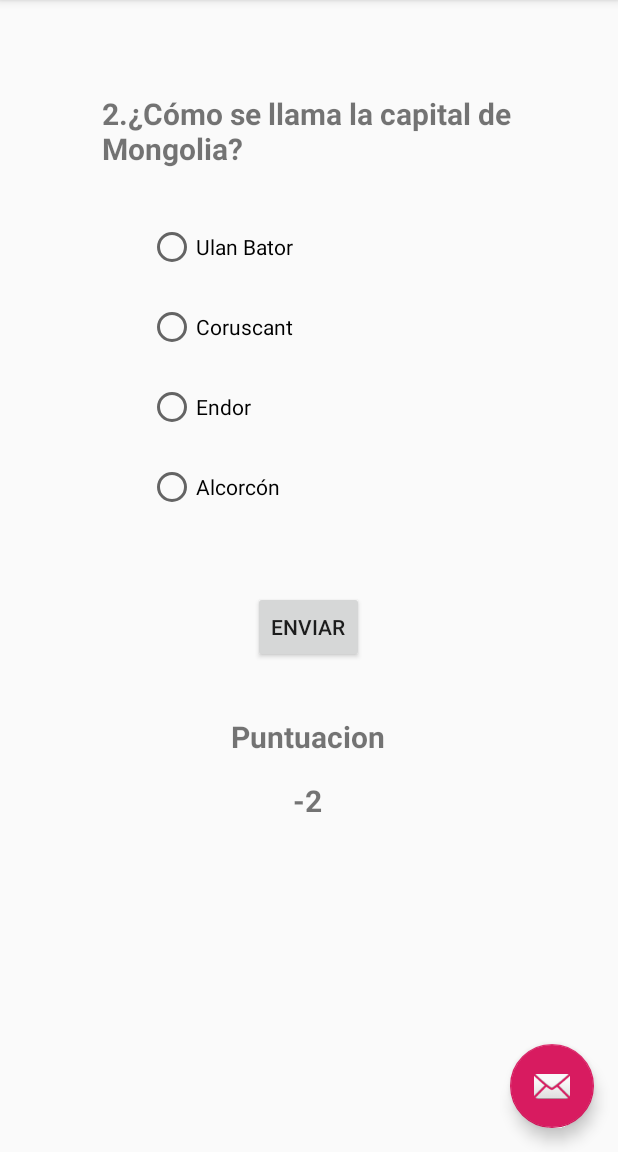
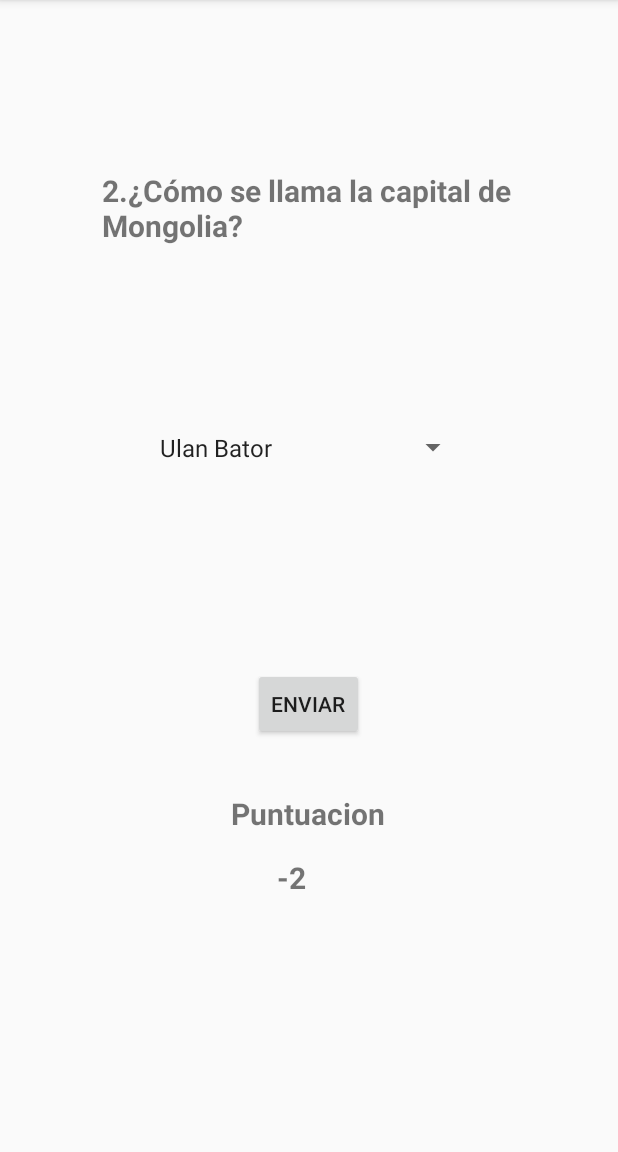
Before and after one commit to IgorT142/DispositivosMoviles, an Android app: the screen it shows after launch (MainActivity), after a tap on "ENVIAR", on a phone screen of 412 x 824 dp, the part 84-1236 px from its top. Run offline under Robolectric (Android 15) with nearby library versions, the light colour scheme and no system bars.

Commit message:
Different types of questions added

```diff
--- /dev/null
+++ b/Practica1/app/src/main/java/Practicas/Quiz/CheckBoxQuestion.java
@@ -0,0 +1,8 @@
+package Practicas.Quiz;
+
+public class CheckBoxQuestion extends Question {
+    private boolean[] correctAnswers = {true,true,false,true};
+    public CheckBoxQuestion(String text, int correctAnswer) {
+        super(text, correctAnswer);
+    }
+}
--- a/Practica1/app/src/main/java/Practicas/Quiz/MainActivity.java
+++ b/Practica1/app/src/main/java/Practicas/Quiz/MainActivity.java
@@ -12,10 +12,14 @@ import androidx.appcompat.widget.Toolbar;
 import android.view.View;
 import android.view.Menu;
 import android.view.MenuItem;
+import android.widget.AdapterView;
+import android.widget.ArrayAdapter;
 import android.widget.Button;
+import android.widget.CheckBox;
 import android.widget.EditText;
 import android.widget.RadioButton;
 import android.widget.RadioGroup;
+import android.widget.Spinner;
 import android.widget.TextView;
 import android.widget.Toast;
 
@@ -23,19 +27,23 @@ import org.w3c.dom.Text;
 
 import java.util.ArrayList;
 
-public class MainActivity extends AppCompatActivity implements View.OnClickListener {
+public class MainActivity extends AppCompatActivity implements View.OnClickListener, AdapterView.OnItemSelectedListener {
     public static final String EXTRA_MESSAGE = "Practicas.Quiz.MESSAGE";
     private ArrayList<Question> questions = new ArrayList<>(5);
     private int numPregunta = 0;
     private int puntos = 0;
-    private String[] preguntas = {"¿Quién escribio la Odisea?","¿Cómo se llama la capital de Mongolia?",
-                                    "Si 50 es el 100%, ¿cuánto es el 90%?","¿Cuál es el único mamífero capaz de volar?"};
-    private String[] preguntas1={"Homero","Bart","Joaquin Sabina","George R.R. Martin"};
-    private String[] preguntas2={"Ulan Bator","Coruscant","Endor","Alcorcón"};
-    private String[] preguntas3={"2","45","90","40"};
-    private String[] preguntas4={"Pingüino","Paloma","Gato","Murciélago"};
-    private String[][] respuestas ={preguntas1,preguntas2,preguntas3,preguntas4};
+    private String[] preguntas = {"¿Quién escribio la Odisea?", "¿Cómo se llama la capital de Mongolia?",
+            "¿Qué libros están escritos por Stephen King?", "¿Cuál es el único mamífero capaz de volar?","¿A qué país corresponde esta imagen?"};
+    private String[] preguntas1 = {"Homero", "Bart", "Joaquin Sabina", "George R.R. Martin"};
+    private String[] preguntas2 = {"Ulan Bator", "Coruscant", "Endor", "Alcorcón"};
+    private String[] preguntas3 = {"IT", "Cementerio de animales", "El resplandor", "Posesión infernal"};
+    private String[] preguntas4 = {"Pingüino", "Paloma", "Gato", "Murciélago"};
+    private String[] preguntas5={"Suecia","Irlanda","Japón","Francia"};
+    private String[][] respuestas = {preguntas1, preguntas2, preguntas3, preguntas4,preguntas5};
     private int[] correctAnswers;
+    private long spinnerSelectedItem;
+    private RadioGroup[] tipoPregunta;
+    private boolean[] b;
 
     @Override
     protected void onCreate(Bundle savedInstanceState) {
@@ -47,26 +55,28 @@ public class MainActivity extends AppCompatActivity implements View.OnClickListe
 
         Button enviar = findViewById(R.id.enviar);
         enviar.setOnClickListener(this);
-        FloatingActionButton fab = findViewById(R.id.fab);
-        fab.setOnClickListener(new View.OnClickListener() {
+    }
+
     @Override
-            public void onClick(View view) {
-                Snackbar.make(view, "Replace with your own action", Snackbar.LENGTH_LONG)
-                        .setAction("Action", null).show();
-            }
-        });
-    }
-    @Override
-    protected void onStart(){
+    protected void onStart() {
         super.onStart();
-        int[] c = {findViewById(R.id.opc1).getId(),findViewById(R.id.opc1).getId(),findViewById(R.id.opc2).getId(),
-                findViewById(R.id.opc4).getId()};
+        RadioGroup radioButtonType = findViewById(R.id.radioButtons);
+        RadioGroup[] tipoPregunta = {radioButtonType, findViewById(R.id.spinner), findViewById(R.id.checkBoxes), radioButtonType,radioButtonType};
+        this.tipoPregunta = tipoPregunta;
+        int[] c = {findViewById(R.id.opc1).getId(), findViewById(R.id.opc1).getId(), findViewById(R.id.opc2).getId(),
+                findViewById(R.id.opc4).getId(),findViewById(R.id.opc4).getId()};
         correctAnswers = c;
-        for(int i = 0; i<4;i++){
-            Question question = new Question( preguntas[i],correctAnswers[i]);
+        for (int i = 0; i < 5; i++) {
+            Question question = new Question(preguntas[i], correctAnswers[i]);
             question.setAnswers(respuestas[i]);
             questions.add(question);
         }
+        Spinner spinner = findViewById(R.id.spinner1);
+        ArrayAdapter<CharSequence> adapter = ArrayAdapter.createFromResource(this, R.array.opcionesSpinner, android.R.layout.simple_spinner_item);
+        adapter.setDropDownViewResource(android.R.layout.simple_spinner_dropdown_item);
+        spinner.setAdapter(adapter);
+        spinner.setOnItemSelectedListener(this);
+        clearCheckBoxes();
         initializeQuestions();
     }
 
@@ -92,14 +102,32 @@ public class MainActivity extends AppCompatActivity implements View.OnClickListe
         return super.onOptionsItemSelected(item);
     }
 
-    protected void initializeQuestions(){
-        if (numPregunta<4) {
+    protected void initializeQuestions() {
+        if (numPregunta < 5) {
+            if (numPregunta==4)
+                findViewById(R.id.img).setVisibility(View.VISIBLE);
+            tipoPregunta[numPregunta].setVisibility(View.VISIBLE);
             RadioGroup general = findViewById(R.id.opciones);
-            RadioGroup opciones = findViewById(R.id.radioButtons);
+            RadioGroup opciones = tipoPregunta[numPregunta];
             opciones.clearCheck();
             ((TextView) general.getChildAt(0)).setText(numPregunta + 1 + "." + questions.get(numPregunta).getText());
+            switch (numPregunta) {
+                case 0:
                     for (int i = 0; i < 4; i++) {
                         ((RadioButton) opciones.getChildAt(i)).setText(questions.get(numPregunta).getAnswers()[i]);
+                    }
+                    break;
+                case 2:
+                    for (int i = 0; i < 4; i++) {
+                        ((CheckBox) tipoPregunta[2].getChildAt(i)).setText(questions.get(numPregunta).getAnswers()[i]);
+                    }
+                    break;
+                case 3:
+                case 4:
+                    for (int i = 0; i < 4; i++) {
+                        ((RadioButton) opciones.getChildAt(i)).setText(questions.get(numPregunta).getAnswers()[i]);
+                    }
+                    break;
             }
             TextView p = findViewById(R.id.puntos);
             p.setText(Integer.toString(puntos));
@@ -108,37 +136,73 @@ public class MainActivity extends AppCompatActivity implements View.OnClickListe
 
     @Override
     public void onClick(View v) {
-        RadioGroup opciones = findViewById(R.id.radioButtons);
+        if (numPregunta != 4)
+            tipoPregunta[numPregunta].setVisibility(View.GONE);
+        RadioGroup opciones = tipoPregunta[numPregunta];
         int idRespuestaEscogida = opciones.getCheckedRadioButtonId();
-        if(numPregunta<4){
-            if (checkAnswer(idRespuestaEscogida)){
+            if (numPregunta < 5) {
+                if (checkAnswer(idRespuestaEscogida)) {
                     Toast.makeText(this, "¡Correcto!", Toast.LENGTH_SHORT).show();
-                puntos= puntos+3;
-            }else{
+                    puntos = puntos + 3;
+                } else {
                     Toast.makeText(this, "¡Fallaste!", Toast.LENGTH_SHORT).show();
-                puntos= puntos-2;
+                    puntos = puntos - 2;
                 }
                 numPregunta++;
                 initializeQuestions();
-        }
-        else {
+            } else {
                 Toast.makeText(this, "Enhorabuena", Toast.LENGTH_LONG).show();
                 numPregunta++;
                 initializeQuestions();
             }
-        if(numPregunta==4){
+        if (numPregunta == 5) {
+            findViewById(R.id.img).setVisibility(View.GONE);
             Intent intent = new Intent(this, PointsActivity.class);
             String message = ((Integer.toString(puntos)));
             intent.putExtra(EXTRA_MESSAGE, message);
             startActivity(intent);
-            numPregunta=0;
-            puntos=0;
+            numPregunta = 0;
+            puntos = 0;
         }
     }
+
     protected boolean checkAnswer(int id) {
+        switch (numPregunta) {
+            case 1:
+                Spinner spinner = findViewById(R.id.spinner1);
+                if (spinner.getSelectedItemPosition() == 0) {
+                    return true;
+                } else {
+                    return false;
+                }
+            case 2:
+                if (((CheckBox) findViewById(R.id.check1)).isChecked() && ((CheckBox) findViewById(R.id.check2)).isChecked()
+                        && ((CheckBox) findViewById(R.id.check3)).isChecked() && !((CheckBox) findViewById(R.id.check4)).isChecked())
+                    return true;
+                else
+                    return false;
+
+            default:
                 if (id == questions.get(numPregunta).getCorrectAnswer())
                     return true;
                 else
                     return false;
         }
     }
+
+    private void clearCheckBoxes(){
+        for(int i =0;i<4;i++) {
+            CheckBox ch = (CheckBox) ((RadioGroup) findViewById(R.id.checkBoxes)).getChildAt(i);
+            ch.setChecked(false);
+        }
+    }
+    @Override
+    public void onItemSelected(AdapterView<?> parent, View view, int position, long id) {
+        spinnerSelectedItem = id;
+    }
+
+    @Override
+    public void onNothingSelected(AdapterView<?> parent) {
+
+    }
+}
--- a/Practica1/app/src/main/res/layout/activity_main.xml
+++ b/Practica1/app/src/main/res/layout/activity_main.xml
@@ -24,12 +24,5 @@
         layout="@layout/content_main"
         android:onClick="onClick" />
 
-    <com.google.android.material.floatingactionbutton.FloatingActionButton
-        android:id="@+id/fab"
-        android:layout_width="wrap_content"
-        android:layout_height="wrap_content"
-        android:layout_gravity="bottom|end"
-        android:layout_margin="@dimen/fab_margin"
-        app:srcCompat="@android:drawable/ic_dialog_email" />
 
 </androidx.coordinatorlayout.widget.CoordinatorLayout>
--- a/Practica1/app/src/main/res/layout/content_main.xml
+++ b/Practica1/app/src/main/res/layout/content_main.xml
@@ -10,8 +10,8 @@
 
     <RadioGroup
         android:id="@+id/opciones"
-        android:layout_width="314dp"
-        android:layout_height="491dp"
+        android:layout_width="371dp"
+        android:layout_height="600dp"
         android:layout_marginTop="60dp"
         android:gravity="center"
         android:orientation="vertical"
@@ -36,7 +36,8 @@
         <RadioGroup
             android:id="@+id/radioButtons"
             android:layout_width="214dp"
-            android:layout_height="243dp">
+            android:layout_height="243dp"
+            android:visibility="gone">
 
             <RadioButton
                 android:id="@+id/opc1"
@@ -74,6 +75,59 @@
                 app:layout_constraintTop_toTopOf="parent"
                 tools:layout_editor_absoluteX="136dp" />
         </RadioGroup>
+
+        <RadioGroup
+            android:id="@id/checkBoxes"
+            android:layout_width="214dp"
+            android:layout_height="243dp"
+            android:visibility="gone">
+
+            <CheckBox
+                android:id="@id/check1"
+                android:layout_width="200dp"
+                android:layout_height="28dp"
+                android:layout_marginTop="25dp" />
+
+            <CheckBox
+                android:id="@id/check2"
+                android:layout_width="200dp"
+                android:layout_height="28dp"
+                android:layout_marginTop="25dp" />
+
+            <CheckBox
+                android:id="@id/check3"
+                android:layout_width="200dp"
+                android:layout_height="28dp"
+                android:layout_marginTop="25dp" />
+
+            <CheckBox
+                android:id="@id/check4"
+                android:layout_width="200dp"
+                android:layout_height="28dp"
+                android:layout_marginTop="25dp" />
+        </RadioGroup>
+
+        <RadioGroup
+            android:id="@id/spinner"
+            android:layout_width="214dp"
+            android:layout_height="243dp"
+            android:visibility="gone">
+
+            <Spinner
+                android:id="@+id/spinner1"
+                android:layout_width="match_parent"
+                android:layout_height="match_parent" />
+
+        </RadioGroup>
+
+
+        <ImageView
+            android:id="@+id/img"
+            android:layout_width="287dp"
+            android:layout_height="106dp"
+            android:src="@drawable/paris"
+            android:visibility="gone" />
+
         <Button
             android:id="@+id/enviar"
             android:layout_width="74dp"
@@ -91,8 +145,8 @@
 
         <TextView
             android:id="@+id/puntos"
-            android:layout_width="20dp"
-            android:layout_height="34dp"
+            android:layout_width="41dp"
+            android:layout_height="39dp"
             android:layout_marginTop="15dp"
             android:text=""
             android:textSize="20dp"
--- a/Practica1/app/src/main/res/values/ids.xml
+++ b/Practica1/app/src/main/res/values/ids.xml
@@ -1,4 +1,10 @@
 <?xml version="1.0" encoding="utf-8"?>
 <resources>
     <item name="editText" type="id" />
+    <item name="spinner" type="id" />
+    <item name="checkBoxes" type="id" />
+    <item name="check4" type="id" />
+    <item name="check3" type="id" />
+    <item name="check2" type="id" />
+    <item name="check1" type="id" />
 </resources>
--- a/Practica1/app/src/main/res/values/strings.xml
+++ b/Practica1/app/src/main/res/values/strings.xml
@@ -11,4 +11,10 @@
     <string name="enviar">Enviar</string>
     <string name="puntuacion_final">Puntuación final: </string>
     <string name="volver_a_jugar">Volver a jugar</string>
+    <string-array name="opcionesSpinner">
+        <item>Ulan Bator</item>
+        <item>Coruscant</item>
+        <item>Alcorcón</item>
+        <item>Endor</item>
+    </string-array>
 </resources>
```
Also changed, not shown: Practica1/app/src/main/res/drawable/paris.jpg (added). Lines whose indentation alone changed are shown as unchanged.
